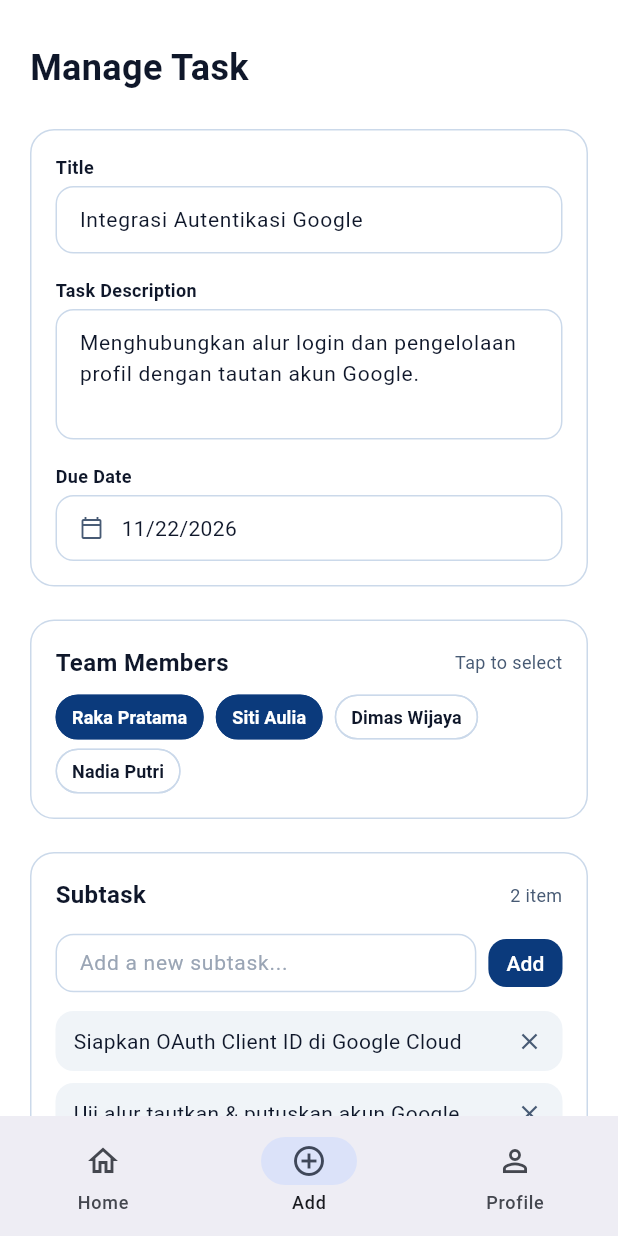
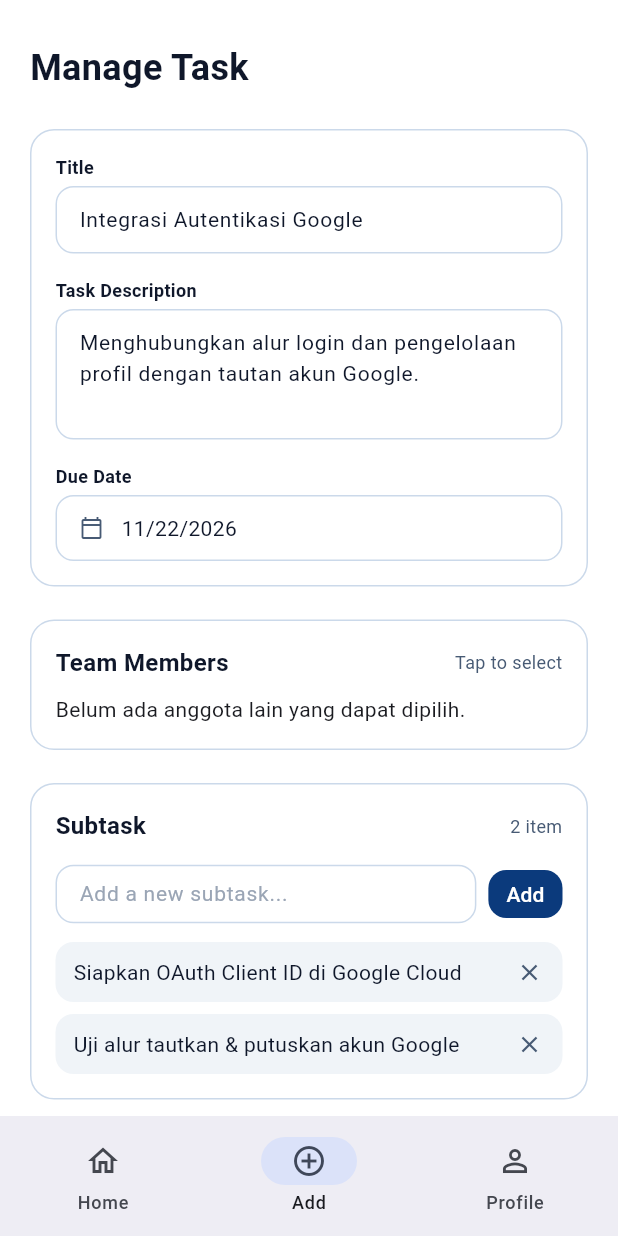
Before and after one commit to kelompk-2-tracktify/tracktify, a Flutter app: the screen it shows once a user with an empty profile is signed in, item 2 of the bottom bar chosen, on a phone screen of 412 x 824 dp. Run offline on Flutter 3.47's test engine with Material 3 defaults, Android fonts, the phone set to English and light mode, and no system bars; our stand-ins replace flutter_riverpod, go_router, google_sign_in, supabase_flutter; accounts and stored records are empty.

Commit message:
feat: load project members from Supabase

```diff
--- a/lib/features/project/manage_task_screen.dart
+++ b/lib/features/project/manage_task_screen.dart
@@ -1,8 +1,10 @@
 import 'package:flutter/material.dart';
+import 'package:flutter_riverpod/flutter_riverpod.dart';
 import 'package:intl/intl.dart';
 
 import '../../app/theme.dart';
 import '../../core/widgets/primary_button.dart';
+import 'project_repository.dart';
 
 const _outline = Color(0xFFCBD9EA);
 const _secondary = Color(0xFF475A74);
@@ -21,20 +23,15 @@ const _fieldDecoration = InputDecoration(
   ),
 );
 
-class ManageTaskScreen extends StatefulWidget {
+class ManageTaskScreen extends ConsumerStatefulWidget {
   const ManageTaskScreen({super.key});
 
   @override
-  State<ManageTaskScreen> createState() => _ManageTaskScreenState();
+  ConsumerState<ManageTaskScreen> createState() => _ManageTaskScreenState();
 }
 
-class _ManageTaskScreenState extends State<ManageTaskScreen> {
-  static const _members = [
-    'Raka Pratama',
-    'Siti Aulia',
-    'Dimas Wijaya',
-    'Nadia Putri',
-  ];
+class _ManageTaskScreenState extends ConsumerState<ManageTaskScreen> {
+  late Future<List<Map<String, dynamic>>> _profiles;
 
   final _title = TextEditingController(text: 'Integrasi Autentikasi Google');
   final _description = TextEditingController(
@@ -42,13 +39,23 @@ class _ManageTaskScreenState extends State<ManageTaskScreen> {
   );
   final _newSubtask = TextEditingController();
   final _titleFocus = FocusNode();
-  final _selectedMembers = {'Raka Pratama', 'Siti Aulia'};
+  final _selectedMemberIds = <String>{};
   final _subtasks = [
     'Siapkan OAuth Client ID di Google Cloud',
     'Uji alur tautkan & putuskan akun Google',
   ];
   DateTime _dueDate = DateTime(2026, 11, 22);
   bool _showTitleError = false;
+
+  @override
+  void initState() {
+    super.initState();
+    _profiles = _fetchProfiles();
+  }
+
+  Future<List<Map<String, dynamic>>> _fetchProfiles() => ref
+      .read(projectRepositoryProvider)
+      .fetchProfiles(excludeCurrentUser: true);
 
   @override
   void dispose() {
@@ -174,45 +181,74 @@ class _ManageTaskScreenState extends State<ManageTaskScreen> {
               children: [
                 const _CardHeader('Team Members', 'Tap to select'),
                 const SizedBox(height: 10),
-                Wrap(
+                FutureBuilder<List<Map<String, dynamic>>>(
+                  future: _profiles,
+                  builder: (context, snapshot) {
+                    if (snapshot.connectionState != ConnectionState.done) {
+                      return const Center(child: CircularProgressIndicator());
+                    }
+                    if (snapshot.hasError) {
+                      return Column(
+                        children: [
+                          const Text('Daftar anggota gagal dimuat.'),
+                          TextButton(
+                            onPressed: () => setState(() {
+                              _profiles = _fetchProfiles();
+                            }),
+                            child: const Text('Coba lagi'),
+                          ),
+                        ],
+                      );
+                    }
+                    final profiles = snapshot.requireData;
+                    if (profiles.isEmpty) {
+                      return const Text(
+                        'Belum ada anggota lain yang dapat dipilih.',
+                      );
+                    }
+                    return Wrap(
                       spacing: 8,
                       runSpacing: 6,
-                  children: [
-                    for (final member in _members)
-                      FilterChip(
-                        label: Text(member),
-                        selected: _selectedMembers.contains(member),
+                      children: profiles.map((profile) {
+                        final id = profile['id'] as String;
+                        final name = (profile['full_name'] as String?)?.trim();
+                        final isSelected = _selectedMemberIds.contains(id);
+                        return FilterChip(
+                          key: ValueKey(id),
+                          label: Text(
+                            name == null || name.isEmpty ? 'Tanpa nama' : name,
+                          ),
+                          selected: isSelected,
                           selectedColor: AppColors.navy,
                           backgroundColor: Colors.white,
                           shape: const StadiumBorder(),
                           showCheckmark: false,
                           side: BorderSide(
-                          color: _selectedMembers.contains(member)
-                              ? AppColors.navy
-                              : _outline,
+                            color: isSelected ? AppColors.navy : _outline,
                           ),
                           padding: EdgeInsets.zero,
                           labelPadding: const EdgeInsets.symmetric(
                             horizontal: 10,
                           ),
                           visualDensity: VisualDensity.compact,
-                        materialTapTargetSize: MaterialTapTargetSize.shrinkWrap,
+                          materialTapTargetSize:
+                              MaterialTapTargetSize.shrinkWrap,
                           labelStyle: TextStyle(
                             fontSize: 12,
                             fontWeight: FontWeight.w600,
-                          color: _selectedMembers.contains(member)
-                              ? Colors.white
-                              : AppColors.text,
+                            color: isSelected ? Colors.white : AppColors.text,
                           ),
                           onSelected: (selected) => setState(() {
                             if (selected) {
-                            _selectedMembers.add(member);
+                              _selectedMemberIds.add(id);
                             } else {
-                            _selectedMembers.remove(member);
+                              _selectedMemberIds.remove(id);
                             }
                           }),
-                      ),
-                  ],
+                        );
+                      }).toList(),
+                    );
+                  },
                 ),
               ],
             ),
```
Also changed, not shown: lib/features/project/project_repository.dart (+7 -5 lines). Lines whose indentation alone changed are shown as unchanged.
